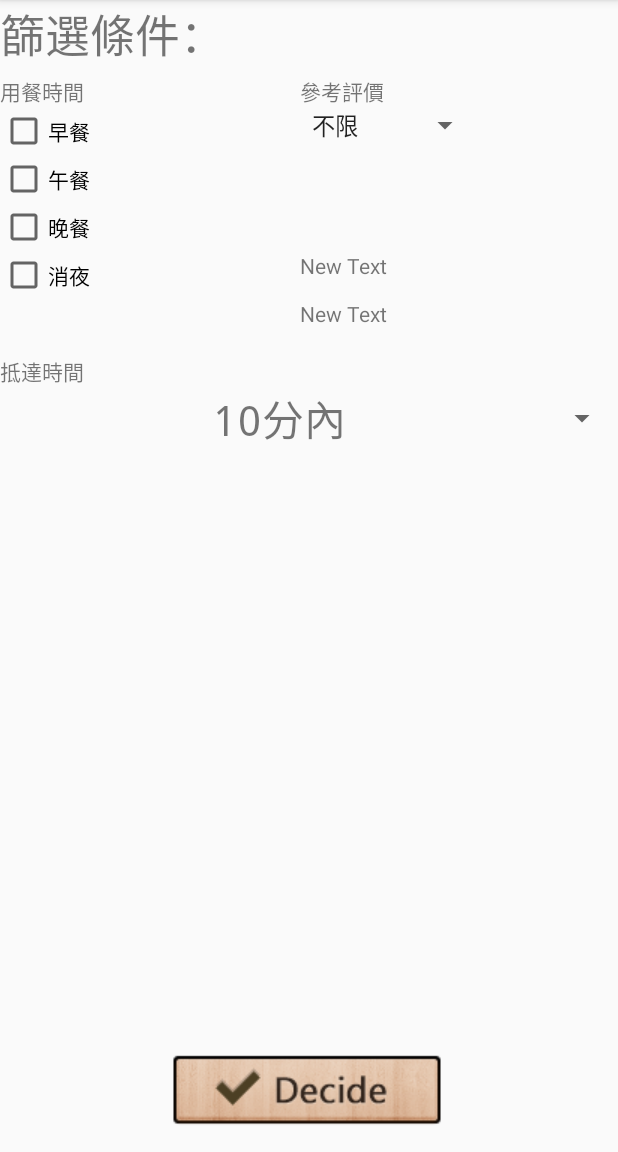
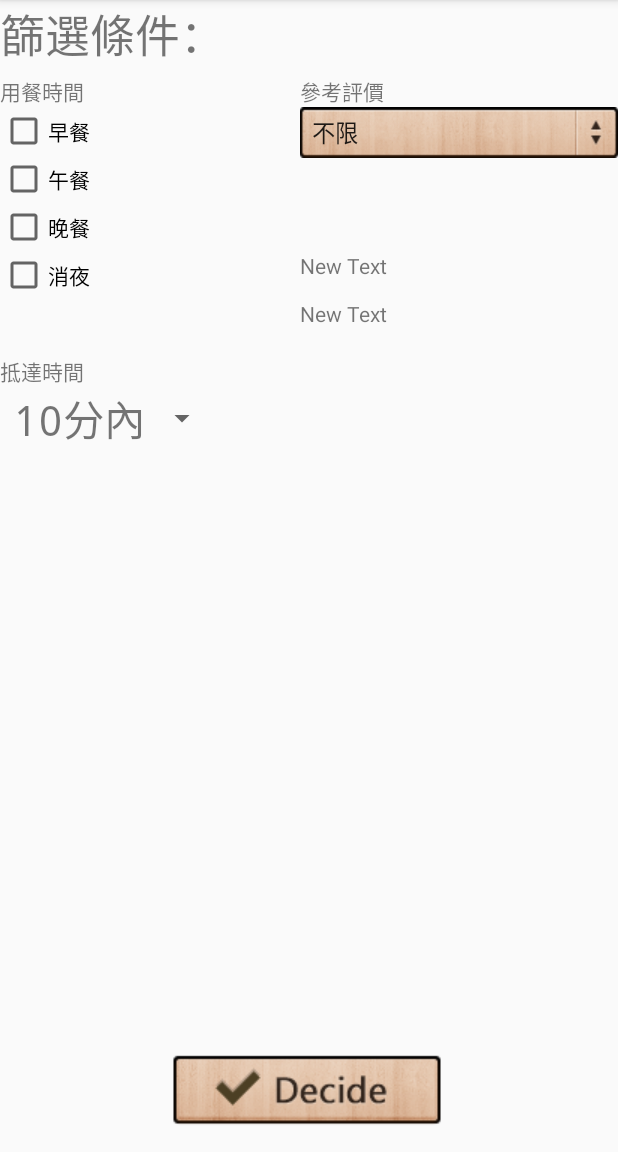
Before and after one commit to yaya0805/What_to_Eat, an Android app: the fragment DecisionFragment shown on its own in the app's theme, on a phone screen of 412 x 824 dp, the part 84-1236 px from its top. Run offline under Robolectric (Android 15) with nearby library versions, the phone set to English and light mode, and no system bars; network calls fail.

Commit message:
try spinner

```diff
--- a/app/src/main/res/layout/fragment_decision.xml
+++ b/app/src/main/res/layout/fragment_decision.xml
@@ -97,7 +97,7 @@
         android:layout_below="@+id/night_snackCheck1" />
 
     <Spinner
-        android:layout_width="match_parent"
+        android:layout_width="wrap_content"
         android:layout_height="wrap_content"
         android:id="@+id/arriveTimeSpinner"
         android:layout_below="@+id/textView6"
@@ -130,6 +130,7 @@
         android:id="@+id/ratingspinner"
         android:layout_below="@+id/textView3"
         android:layout_toRightOf="@+id/textView3"
+        android:background="@drawable/spin"
         android:prompt="@string/prompt_rating_spinner"
         android:layout_toEndOf="@+id/textView3" />
 
```
Also changed, not shown: app/src/main/res/drawable/spin.png (added).
